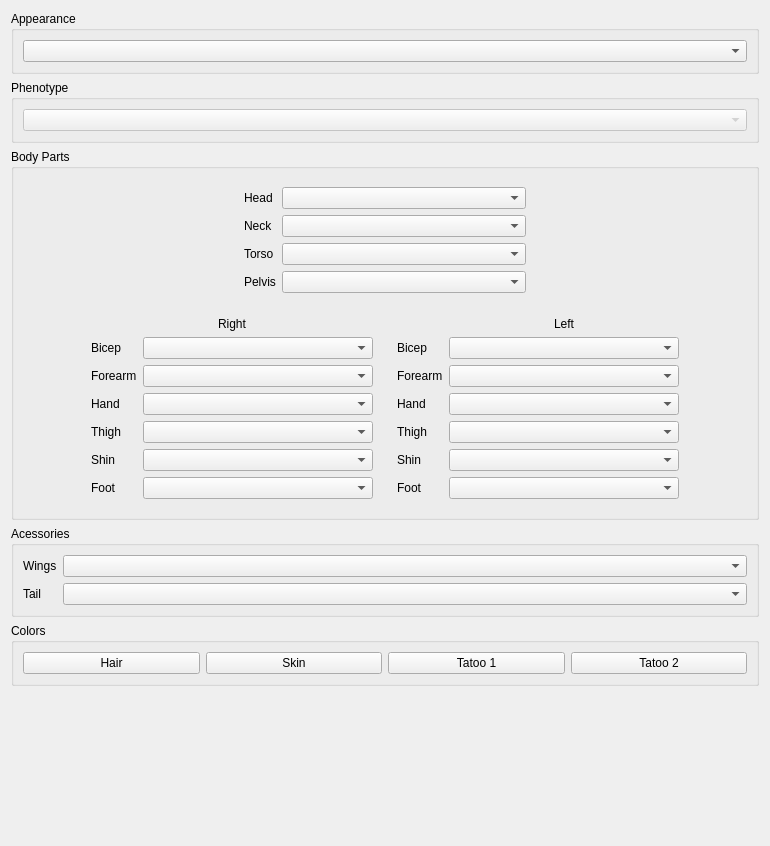
Old version of the form src/widgets/CreatureView/creatureappearanceview.ui in the repository jd28/arclight.
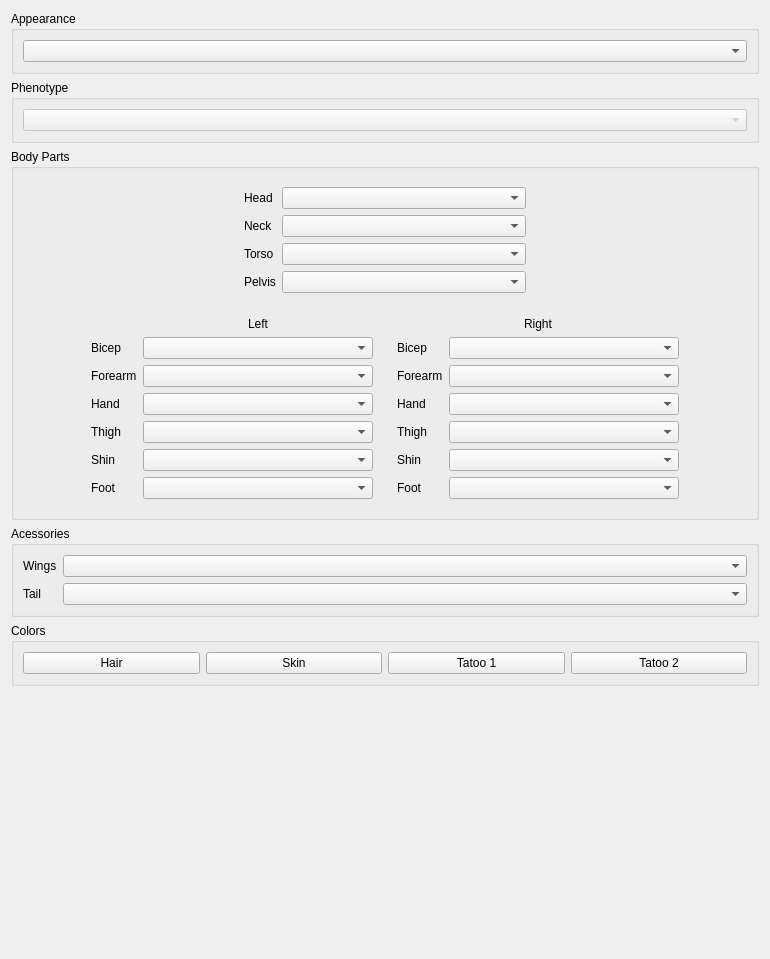
New version of the form. Icons and pictures are not drawn.

What changed in the file:
```diff
--- a/src/widgets/CreatureView/creatureappearanceview.ui
+++ b/src/widgets/CreatureView/creatureappearanceview.ui
@@ -7,7 +7,7 @@
     <x>0</x>
     <y>0</y>
     <width>770</width>
-    <height>846</height>
+    <height>959</height>
    </rect>
   </property>
   <property name="windowTitle">
@@ -185,6 +185,100 @@
            </property>
           </spacer>
          </item>
+         <item>
+          <widget class="QWidget" name="widget_3" native="true">
+           <property name="minimumSize">
+            <size>
+             <width>300</width>
+             <height>0</height>
+            </size>
+           </property>
+           <layout class="QGridLayout" name="gridLayout_4">
+            <item row="0" column="1">
+             <widget class="QLabel" name="label_13">
+              <property name="text">
+               <string>Left</string>
+              </property>
+              <property name="alignment">
+               <set>Qt::AlignmentFlag::AlignCenter</set>
+              </property>
+             </widget>
+            </item>
+            <item row="1" column="0">
+             <widget class="QLabel" name="label_11">
+              <property name="sizePolicy">
+               <sizepolicy hsizetype="Fixed" vsizetype="Preferred">
+                <horstretch>0</horstretch>
+                <verstretch>0</verstretch>
+               </sizepolicy>
+              </property>
+              <property name="text">
+               <string>Bicep</string>
+              </property>
+             </widget>
+            </item>
+            <item row="1" column="1">
+             <widget class="QComboBox" name="bicep_left"/>
+            </item>
+            <item row="2" column="0">
+             <widget class="QLabel" name="label_14">
+              <property name="text">
+               <string>Forearm</string>
+              </property>
+             </widget>
+            </item>
+            <item row="2" column="1">
+             <widget class="QComboBox" name="forearm_left"/>
+            </item>
+            <item row="3" column="0">
+             <widget class="QLabel" name="label_12">
+              <property name="text">
+               <string>Hand</string>
+              </property>
+             </widget>
+            </item>
+            <item row="3" column="1">
+             <widget class="QComboBox" name="hand_left"/>
+            </item>
+            <item row="4" column="0">
+             <widget class="QLabel" name="label_18">
+              <property name="sizePolicy">
+               <sizepolicy hsizetype="Fixed" vsizetype="Preferred">
+                <horstretch>0</horstretch>
+                <verstretch>0</verstretch>
+               </sizepolicy>
+              </property>
+              <property name="text">
+               <string>Thigh</string>
+              </property>
+             </widget>
+            </item>
+            <item row="4" column="1">
+             <widget class="QComboBox" name="thigh_left"/>
+            </item>
+            <item row="5" column="0">
+             <widget class="QLabel" name="label_19">
+              <property name="text">
+               <string>Shin</string>
+              </property>
+             </widget>
+            </item>
+            <item row="5" column="1">
+             <widget class="QComboBox" name="shin_left"/>
+            </item>
+            <item row="6" column="0">
+             <widget class="QLabel" name="label_20">
+              <property name="text">
+               <string>Foot</string>
+              </property>
+             </widget>
+            </item>
+            <item row="6" column="1">
+             <widget class="QComboBox" name="foot_left"/>
+            </item>
+           </layout>
+          </widget>
+         </item>
          <item>
           <widget class="QWidget" name="widget_2" native="true">
            <property name="minimumSize">
@@ -279,100 +373,6 @@
            </layout>
           </widget>
          </item>
-         <item>
-          <widget class="QWidget" name="widget_3" native="true">
-           <property name="minimumSize">
-            <size>
-             <width>300</width>
-             <height>0</height>
-            </size>
-           </property>
-           <layout class="QGridLayout" name="gridLayout_4">
-            <item row="0" column="1">
-             <widget class="QLabel" name="label_13">
-              <property name="text">
-               <string>Left</string>
-              </property>
-              <property name="alignment">
-               <set>Qt::AlignmentFlag::AlignCenter</set>
-              </property>
-             </widget>
-            </item>
-            <item row="1" column="0">
-             <widget class="QLabel" name="label_11">
-              <property name="sizePolicy">
-               <sizepolicy hsizetype="Fixed" vsizetype="Preferred">
-                <horstretch>0</horstretch>
-                <verstretch>0</verstretch>
-               </sizepolicy>
-              </property>
-              <property name="text">
-               <string>Bicep</string>
-              </property>
-             </widget>
-            </item>
-            <item row="1" column="1">
-             <widget class="QComboBox" name="comboBox_12"/>
-            </item>
-            <item row="2" column="0">
-             <widget class="QLabel" name="label_14">
-              <property name="text">
-               <string>Forearm</string>
-              </property>
-             </widget>
-            </item>
-            <item row="2" column="1">
-             <widget class="QComboBox" name="comboBox_11"/>
-            </item>
-            <item row="3" column="0">
-             <widget class="QLabel" name="label_12">
-              <property name="text">
-               <string>Hand</string>
-              </property>
-             </widget>
-            </item>
-            <item row="3" column="1">
-             <widget class="QComboBox" name="comboBox_13"/>
-            </item>
-            <item row="4" column="0">
-             <widget class="QLabel" name="label_18">
-              <property name="sizePolicy">
-               <sizepolicy hsizetype="Fixed" vsizetype="Preferred">
-                <horstretch>0</horstretch>
-                <verstretch>0</verstretch>
-               </sizepolicy>
-              </property>
-              <property name="text">
-               <string>Thigh</string>
-              </property>
-             </widget>
-            </item>
-            <item row="4" column="1">
-             <widget class="QComboBox" name="comboBox_20"/>
-            </item>
-            <item row="5" column="0">
-             <widget class="QLabel" name="label_19">
-              <property name="text">
-               <string>Shin</string>
-              </property>
-             </widget>
-            </item>
-            <item row="5" column="1">
-             <widget class="QComboBox" name="comboBox_19"/>
-            </item>
-            <item row="6" column="0">
-             <widget class="QLabel" name="label_20">
-              <property name="text">
-               <string>Foot</string>
-              </property>
-             </widget>
-            </item>
-            <item row="6" column="1">
-             <widget class="QComboBox" name="comboBox_18"/>
-            </item>
-           </layout>
-          </widget>
-         </item>
          <item>
           <spacer name="horizontalSpacer_4">
            <property name="orientation">
```
Left out of the diff: 32 changed lines with no effect on the pictures.
